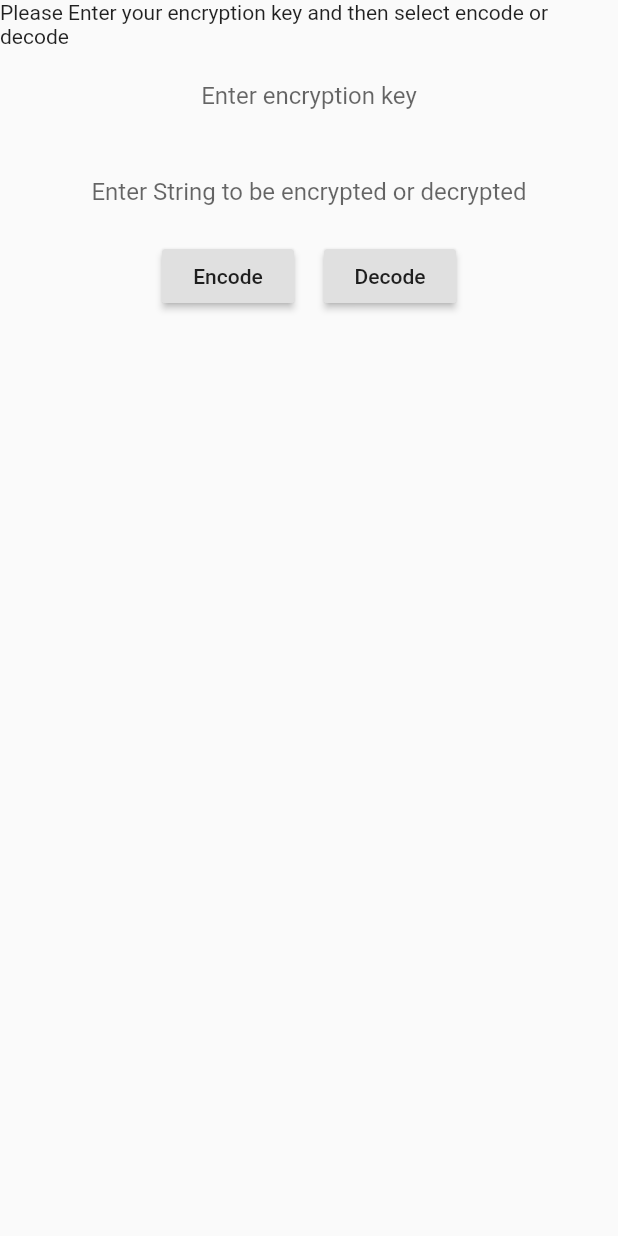
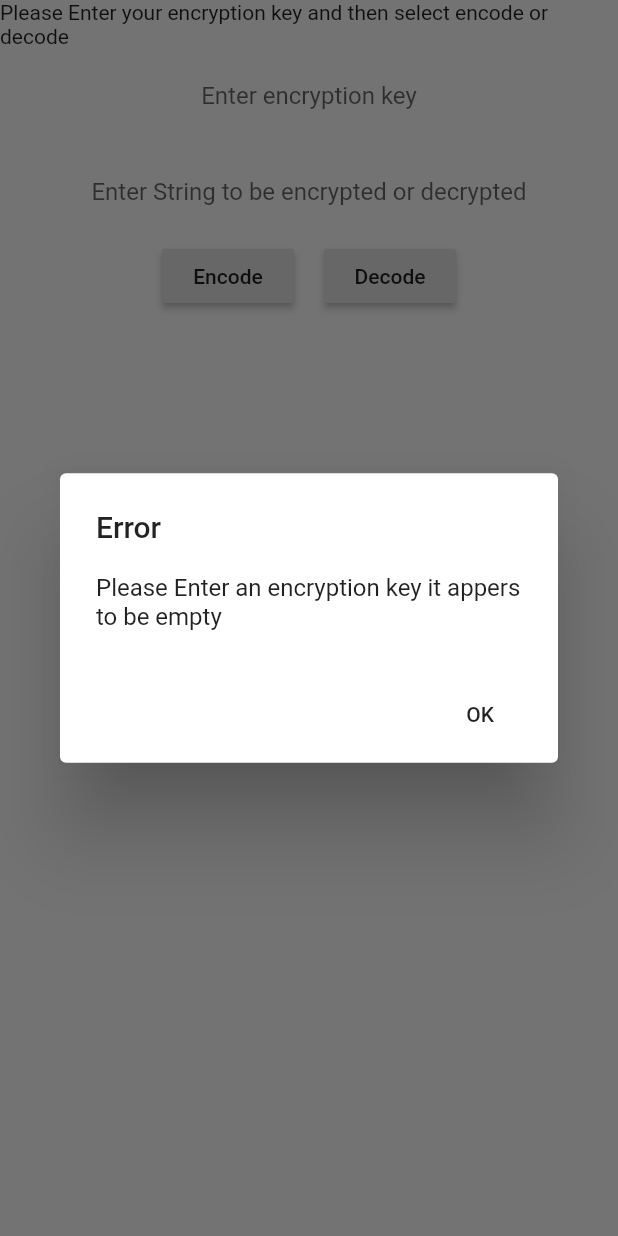
Before and after one commit to ethani149/2.7, a Flutter app: the EncodeDecodeSelectVC screen opened directly, after a tap on "Encode", on a phone screen of 412 x 824 dp. Run offline on Flutter 3.47's test engine with Material 2 defaults, Android fonts, the phone set to English and light mode, and no system bars.

Commit message:
Added Error alert dialog on cypher key

```diff
--- /dev/null
+++ b/cypher_advanced_programing/lib/Services/CypherKeyValidator.dart
@@ -0,0 +1,6 @@
+class KeyValidator {
+  bool textFieldValidate(String text) {
+    final validChar = RegExp('[0-9]');
+    return validChar.hasMatch(text);
+  }
+}
--- a/cypher_advanced_programing/lib/ViewController/encodeDecodeSelectVC.dart
+++ b/cypher_advanced_programing/lib/ViewController/encodeDecodeSelectVC.dart
@@ -1,3 +1,4 @@
+import 'package:cypher_advanced_programing/Services/CypherKeyValidator.dart';
 import 'package:cypher_advanced_programing/Services/DecodeService.dart';
 import 'package:cypher_advanced_programing/SharedUI/EncodeDecodeSelectView.dart';
 import 'package:flutter/material.dart';
@@ -45,7 +46,18 @@ class _StateEncodeDecodeSelectVC extends State<EncodeDecodeSelectVC> {
           children: [
             RaisedButton(
               onPressed: () {
-                decodeString();
+                if (keyTextFeildController.text != '') {
+                  if (KeyValidator()
+                      .textFieldValidate(keyTextFeildController.text)) {
+                    decodeString();
+                  } else {
+                    showAlertDialog(context,
+                        "Please Check your encryption key it appers to be invalid");
+                  }
+                } else {
+                  showAlertDialog(context,
+                      "Please Enter an encryption key it appers to be empty");
+                }
               },
               child: Text("Encode"),
             ),
@@ -65,7 +77,33 @@ class _StateEncodeDecodeSelectVC extends State<EncodeDecodeSelectVC> {
   }
 
   void decodeString() {
-    DecodeService()
-        .decode(keyTextFeildController.text, stringTextFeildController.text);
+    print(KeyValidator().textFieldValidate(keyTextFeildController.text));
+    // DecodeService()
+    //     .decode(keyTextFeildController.text, stringTextFeildController.text);
+  }
+
+  showAlertDialog(BuildContext context, String errorText) {
+    // set up the button
+    Widget okButton = FlatButton(
+      child: Text("OK"),
+      onPressed: () {},
+    );
+
+    // set up the AlertDialog
+    AlertDialog alert = AlertDialog(
+      title: Text("Error"),
+      content: Text(errorText),
+      actions: [
+        okButton,
+      ],
+    );
+
+    // show the dialog
+    showDialog(
+      context: context,
+      builder: (BuildContext context) {
+        return alert;
+      },
+    );
   }
 }
```
